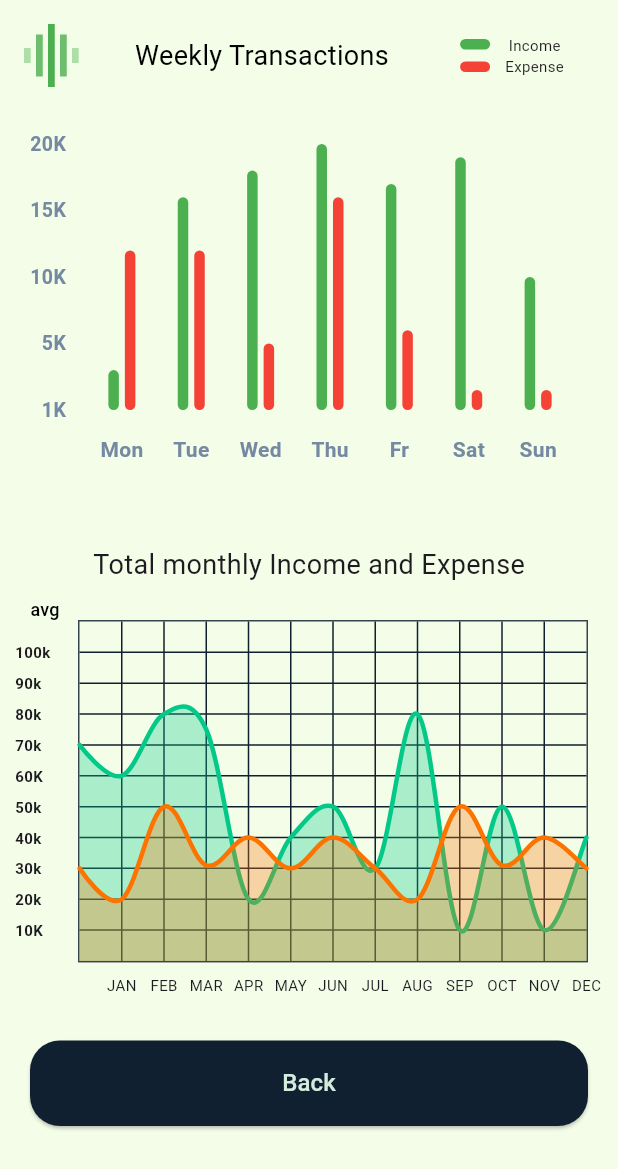
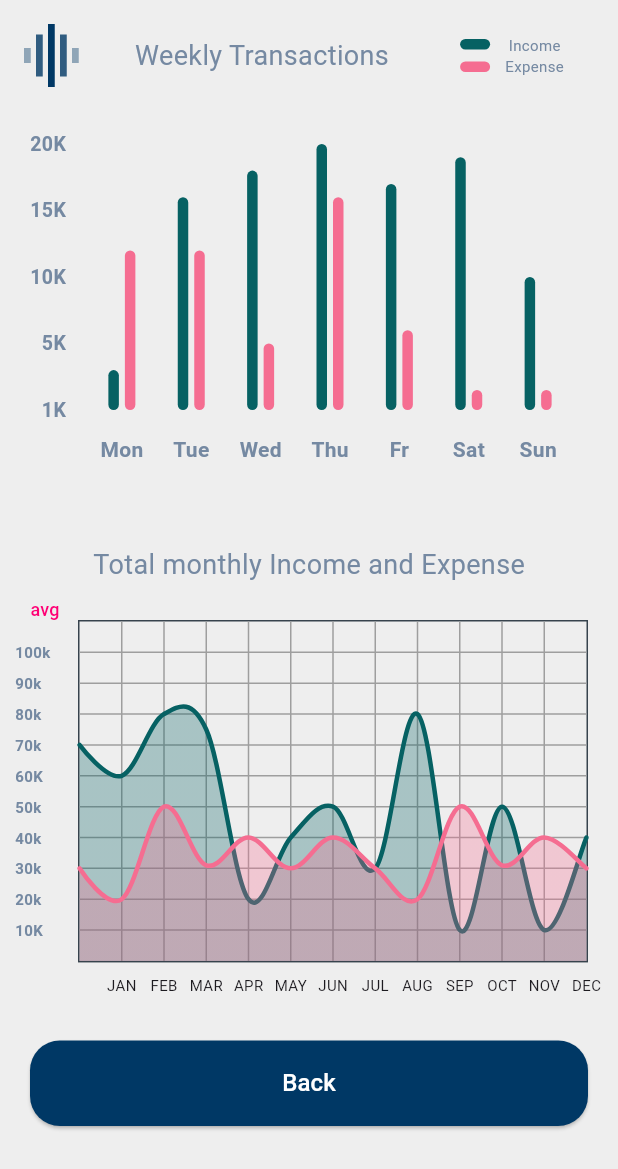
Before and after one commit to gaddie/project_manager, a Flutter app: the ChartsPage screen opened directly, on a phone screen of 412 x 824 dp. Shown: the top 1169 px of the screen. Run offline on Flutter 3.47's test engine with Material 3 defaults, Android fonts, the phone set to English and light mode, and no system bars; drawn by our look-alikes of delayed_display, fl_chart.

Commit message:
changing the charts UI

```diff
--- a/lib/BarChart.dart
+++ b/lib/BarChart.dart
@@ -4,8 +4,8 @@ import 'package:project_manager/Constants.dart';
 
 class BarChartSample2 extends StatefulWidget {
   BarChartSample2({super.key});
-  final Color leftBarColor = Colors.green;
-  final Color rightBarColor = Colors.red;
+  final Color leftBarColor = kGreenColor;
+  final Color rightBarColor = kRedColor;
   final Color avgColor = kDarkColor;
   @override
   State<StatefulWidget> createState() => BarChartSample2State();
@@ -62,7 +62,7 @@ class BarChartSample2State extends State<BarChartSample2> {
                   padding: EdgeInsets.only(left: 10),
                   child: Text(
                     'Weekly Transactions',
-                    style: TextStyle(color: Colors.black, fontSize: 18),
+                    style: TextStyle(color: kChartsTxtColor, fontSize: 18),
                   ),
                 ),
                 Padding(
@@ -73,7 +73,7 @@ class BarChartSample2State extends State<BarChartSample2> {
                         children: [
                           Container(
                             decoration: BoxDecoration(
-                                color: Colors.green,
+                                color: kGreenColor,
                                 borderRadius: BorderRadius.circular(10)),
                             width: 20,
                             height: 7,
@@ -83,7 +83,7 @@ class BarChartSample2State extends State<BarChartSample2> {
                           ),
                           Container(
                             decoration: BoxDecoration(
-                                color: Colors.red,
+                                color: kRedColor,
                                 borderRadius: BorderRadius.circular(10)),
                             width: 20,
                             height: 7,
@@ -97,11 +97,13 @@ class BarChartSample2State extends State<BarChartSample2> {
                         children: [
                           Text(
                             'Income',
-                            style: TextStyle(fontSize: 10),
+                            style:
+                                TextStyle(fontSize: 10, color: kChartsTxtColor),
                           ),
                           Text(
                             'Expense',
-                            style: TextStyle(fontSize: 10),
+                            style:
+                                TextStyle(fontSize: 10, color: kChartsTxtColor),
                           ),
                         ],
                       )
@@ -238,7 +240,7 @@ class BarChartSample2State extends State<BarChartSample2> {
     final Widget text = Text(
       titles[value.toInt()],
       style: const TextStyle(
-        color: Color(0xff7589a2),
+        color: kChartsTxtColor,
         fontWeight: FontWeight.bold,
         fontSize: 14,
       ),
@@ -280,7 +282,7 @@ class BarChartSample2State extends State<BarChartSample2> {
         Container(
           width: width,
           height: 10,
-          color: Colors.green.withOpacity(0.4),
+          color: kDarkColor.withOpacity(0.4),
         ),
         const SizedBox(
           width: space,
@@ -288,7 +290,7 @@ class BarChartSample2State extends State<BarChartSample2> {
         Container(
           width: width,
           height: 28,
-          color: Colors.green.withOpacity(0.8),
+          color: kDarkColor.withOpacity(0.8),
         ),
         const SizedBox(
           width: space,
@@ -296,7 +298,7 @@ class BarChartSample2State extends State<BarChartSample2> {
         Container(
           width: width,
           height: 42,
-          color: Colors.green.withOpacity(1),
+          color: kDarkColor.withOpacity(1),
         ),
         const SizedBox(
           width: space,
@@ -304,7 +306,7 @@ class BarChartSample2State extends State<BarChartSample2> {
         Container(
           width: width,
           height: 28,
-          color: Colors.green.withOpacity(0.8),
+          color: kDarkColor.withOpacity(0.8),
         ),
         const SizedBox(
           width: space,
@@ -312,7 +314,7 @@ class BarChartSample2State extends State<BarChartSample2> {
         Container(
           width: width,
           height: 10,
-          color: Colors.green.withOpacity(0.4),
+          color: kDarkColor.withOpacity(0.4),
         ),
       ],
     );
--- a/lib/ChartPage.dart
+++ b/lib/ChartPage.dart
@@ -34,7 +34,7 @@ class _ChartsPageState extends State<ChartsPage> {
                     child: Center(
                       child: Text(
                         'Total monthly Income and Expense',
-                        style: TextStyle(fontSize: 18),
+                        style: TextStyle(fontSize: 18, color: kChartsTxtColor),
                       ),
                     ),
                   ),
--- a/lib/Constants.dart
+++ b/lib/Constants.dart
@@ -1,12 +1,14 @@
 import 'package:flutter/material.dart';
 
-const kDarkColor = Color(0xFF112031);
-const kLightColor = Color(0xFFD4ECDD);
+const kDarkColor = Color(0xFF003865);
+const kLightColor = Color(0xFFFFFFFF);
 const double kNormalFontSize = 16.0;
 const double kTitleFontSize = 23.0;
 const kCardColor = Color(0xFFF3F8FF);
-const kBgLightColor = Color(0xFFF3FDE8);
-const kGreenColor = Color(0xFF03C988);
-const kRedColor = Color(0xFFFC7300);
+const kBgLightColor = Color(0xFFEEEEEE);
+
+const kGreenColor = Color(0xFF066163);
+const kRedColor = Color(0xFFF56D91);
+const kChartsTxtColor = Color(0xff7589a2);
 const kUpArrow = Icons.arrow_circle_up_sharp;
 const kDownArrow = Icons.arrow_circle_down_sharp;
--- a/lib/CreateProject.dart
+++ b/lib/CreateProject.dart
@@ -43,10 +43,11 @@ class _CreateProjectState extends State<CreateProject> {
               InputField(label: 'Project Name'),
               InputField(label: 'Start Up cost'),
               InputField(label: 'Start Date'),
+              InputField(label: 'End Date'),
               ProjectForm(),
               CustomButton(
-                txtColor: kDarkColor,
-                bgColor: kLightColor,
+                txtColor: kLightColor,
+                bgColor: kDarkColor,
                 callBackFunction: () {
                   setState(() {
                     Navigator.pop(context);
--- a/lib/HomePage.dart
+++ b/lib/HomePage.dart
@@ -19,7 +19,7 @@ class _HomepageState extends State<Homepage> {
   @override
   Widget build(BuildContext context) {
     return Scaffold(
-      backgroundColor: kLightColor,
+      backgroundColor: kBgLightColor,
       body: CustomScrollView(
         slivers: [
           SliverPersistentHeader(
--- a/lib/LineGraph.dart
+++ b/lib/LineGraph.dart
@@ -54,7 +54,7 @@ class _MyLineChartState extends State<MyLineChart> {
               style: TextStyle(
                 fontSize: 12,
                 //used to change the color of avg when pressed
-                color: showAvg ? Colors.red : Colors.black,
+                color: showAvg ? kDarkColor : Color(0xFFFF0075),
               ),
             ),
           ),
@@ -67,6 +67,7 @@ class _MyLineChartState extends State<MyLineChart> {
     const style = TextStyle(
       fontWeight: FontWeight.bold,
       fontSize: 16,
+      color: kChartsTxtColor,
     );
     Widget text;
     switch (value.toInt()) {
@@ -119,9 +120,7 @@ class _MyLineChartState extends State<MyLineChart> {
 
   Widget leftTitleWidgets(double value, TitleMeta meta) {
     const style = TextStyle(
-      fontWeight: FontWeight.bold,
-      fontSize: 10,
-    );
+        fontWeight: FontWeight.bold, fontSize: 10, color: kChartsTxtColor);
     String text;
     switch (value.toInt()) {
       case 1:
@@ -170,13 +169,13 @@ class _MyLineChartState extends State<MyLineChart> {
         verticalInterval: 1,
         getDrawingHorizontalLine: (value) {
           return const FlLine(
-            color: kDarkColor,
+            color: Colors.grey,
             strokeWidth: 1,
           );
         },
         getDrawingVerticalLine: (value) {
           return const FlLine(
-            color: kDarkColor,
+            color: Colors.grey,
             strokeWidth: 1,
           );
         },
```
